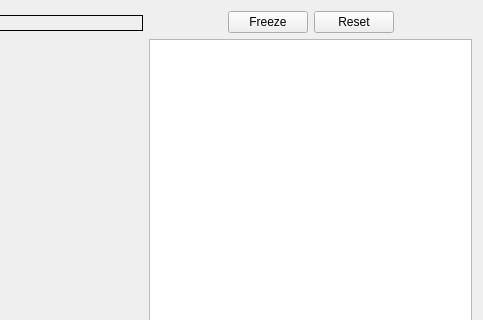
IbisNeuronav/Ibis, file IbisPlugins/USManualCalibration/usmanualcalibrationwidget.ui: the form before one commit; both pictures show x 508 to 991 and y 0 to 320 of the 991 by 537 pixel window.
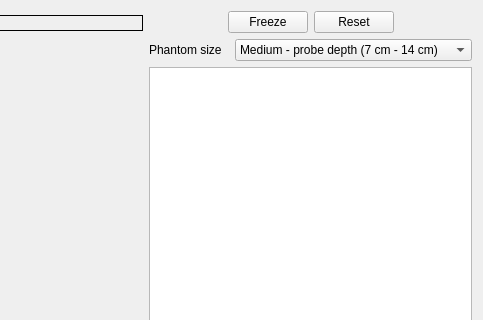
The form after the commit. Custom widgets are drawn as their Qt base class.

Commit message: Add shallow depth calibration dimensions

Patch:
```diff
--- a/IbisPlugins/USManualCalibration/usmanualcalibrationwidget.ui
+++ b/IbisPlugins/USManualCalibration/usmanualcalibrationwidget.ui
@@ -105,6 +105,37 @@
        </item>
       </layout>
      </item>
+     <item>
+      <layout class="QHBoxLayout" name="horizontalLayout_4">
+       <item>
+        <widget class="QLabel" name="label">
+         <property name="maximumSize">
+          <size>
+           <width>80</width>
+           <height>16777215</height>
+          </size>
+         </property>
+         <property name="text">
+          <string>Phantom size</string>
+         </property>
+        </widget>
+       </item>
+       <item>
+        <widget class="QComboBox" name="depthComboBox">
+         <item>
+          <property name="text">
+           <string>Medium - probe depth (7 cm - 14 cm)</string>
+          </property>
+         </item>
+         <item>
+          <property name="text">
+           <string>Shallow - probe depth (3 cm - 7 cm)</string>
+          </property>
+         </item>
+        </widget>
+       </item>
+      </layout>
+     </item>
      <item>
       <widget class="QTextEdit" name="calibrationResultTextEdit"/>
      </item>
```
The commit also changes 4 other files.
